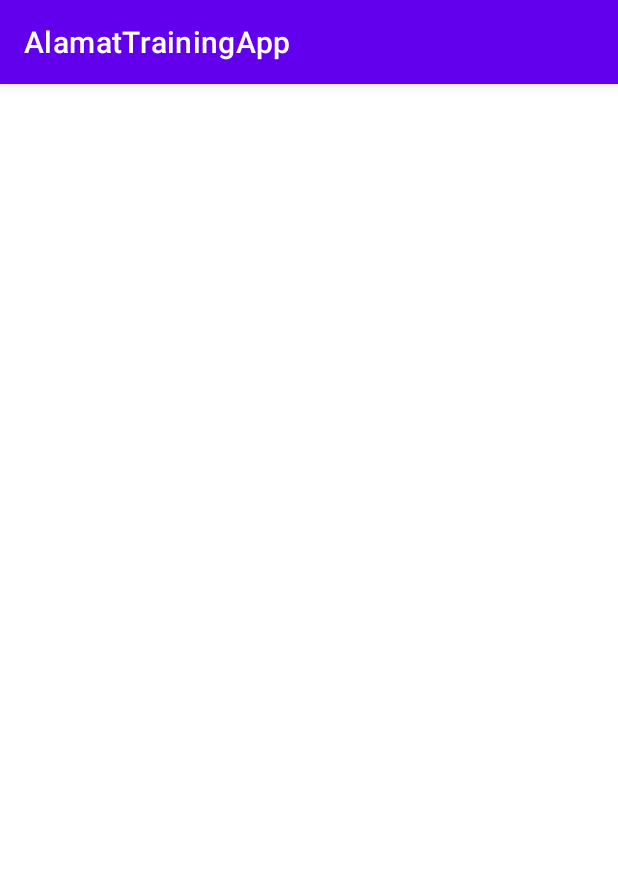
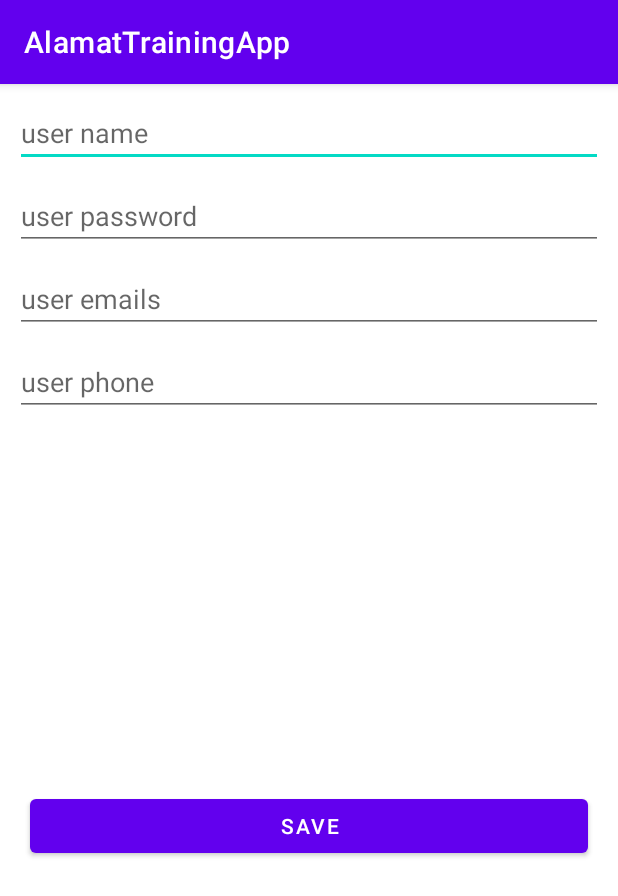
Before and after one commit to mostafa170/introApp, an Android app: the InsertFireBaseActivity screen opened directly, with no data from a screen before it, on a phone screen of 412 x 824 dp. Shown: the top 896 px of the screen. Run offline under Robolectric (Android 15) with nearby library versions, the phone set to English and light mode, and no system bars; our stand-ins replace data binding.

Commit message:
add fireBase

```diff
--- a/app/build.gradle
+++ b/app/build.gradle
@@ -67,9 +67,14 @@ dependencies {
     implementation 'com.squareup.retrofit2:converter-gson:2.7.1'
     implementation 'com.squareup.okhttp3:logging-interceptor:4.4.0'
 
+    implementation platform('com.google.firebase:firebase-bom:28.2.1')
+    implementation 'com.google.firebase:firebase-analytics'
+    implementation 'com.google.firebase:firebase-database:20.0.0'
+    implementation 'com.google.firebase:firebase-core:19.0.0'
 
 
 
 
 
 }
+apply plugin: 'com.google.gms.google-services'
--- a/app/src/main/java/com/alamat/alamattrainingapp/fireBase/InsertFireBaseActivity.java
+++ b/app/src/main/java/com/alamat/alamattrainingapp/fireBase/InsertFireBaseActivity.java
@@ -1,21 +1,62 @@
 package com.alamat.alamattrainingapp.fireBase;
 
+import androidx.annotation.NonNull;
 import androidx.appcompat.app.AppCompatActivity;
 import androidx.databinding.DataBindingUtil;
 
 import android.os.Bundle;
+import android.view.View;
+import android.widget.Toast;
 
 import com.alamat.alamattrainingapp.R;
 import com.alamat.alamattrainingapp.databinding.ActivityInsertFireBaseBinding;
+import com.alamat.alamattrainingapp.fireBase.FireBaseModel.User;
+import com.alamat.alamattrainingapp.fireBase.FireBaseUtils.UsersDao;
+import com.google.android.gms.tasks.OnFailureListener;
+import com.google.android.gms.tasks.OnSuccessListener;
+
+import org.jetbrains.annotations.NotNull;
 
 public class InsertFireBaseActivity extends AppCompatActivity {
 
     ActivityInsertFireBaseBinding binding;
+    User user;
 
     @Override
     protected void onCreate(Bundle savedInstanceState) {
         super.onCreate(savedInstanceState);
         binding = DataBindingUtil.setContentView(this,R.layout.activity_insert_fire_base);
+        binding.btnSave.setOnClickListener(new View.OnClickListener() {
+            @Override
+            public void onClick(View view) {
+                onClickListen();
+            }
+        });
+
 
     }
+    public void onClickListen(){
+        user = new User();
+        user.setUserName(binding.edUserName.getText().toString());
+        user.seteMail(binding.edUserEmail.getText().toString());
+        user.setPassword(binding.edUserPassword.getText().toString());
+        user.setPhone(Integer.parseInt(binding.edUserPhone.getText().toString()));
+        UsersDao.addUser(user,onSuccessListener,onFailureListener);
+
+    }
+
+    OnSuccessListener onSuccessListener = new OnSuccessListener() {
+        @Override
+        public void onSuccess(Object o) {
+            Toast.makeText(InsertFireBaseActivity.this, "user Added Successfully", Toast.LENGTH_SHORT).show();
+            finish();
+        }
+    };
+
+    OnFailureListener onFailureListener = new OnFailureListener() {
+        @Override
+        public void onFailure(@NonNull @NotNull Exception e) {
+            Toast.makeText(InsertFireBaseActivity.this, e.getLocalizedMessage(), Toast.LENGTH_SHORT).show();
+        }
+    };
 }
--- a/app/src/main/res/layout/activity_insert_fire_base.xml
+++ b/app/src/main/res/layout/activity_insert_fire_base.xml
@@ -12,5 +12,60 @@
         android:layout_height="match_parent"
         tools:context=".fireBase.InsertFireBaseActivity">
 
+        <EditText
+            android:id="@+id/ed_userName"
+            android:layout_width="match_parent"
+            android:layout_height="wrap_content"
+            android:hint="user name"
+            android:layout_margin="10dp"
+            app:layout_constraintEnd_toEndOf="parent"
+            app:layout_constraintStart_toStartOf="parent"
+            app:layout_constraintTop_toTopOf="parent" />
+
+        <EditText
+            android:id="@+id/ed_userPassword"
+            android:layout_width="match_parent"
+            android:layout_height="wrap_content"
+            android:hint="user password"
+            android:layout_margin="10dp"
+            android:inputType="textPassword"
+            app:layout_constraintEnd_toEndOf="parent"
+            app:layout_constraintStart_toStartOf="parent"
+            app:layout_constraintTop_toBottomOf="@+id/ed_userName" />
+
+        <EditText
+            android:id="@+id/ed_userEmail"
+            android:layout_width="match_parent"
+            android:layout_height="wrap_content"
+            android:hint="user emails"
+            android:layout_margin="10dp"
+            android:inputType="textEmailAddress"
+            app:layout_constraintEnd_toEndOf="parent"
+            app:layout_constraintStart_toStartOf="parent"
+            app:layout_constraintTop_toBottomOf="@+id/ed_userPassword" />
+
+        <EditText
+            android:id="@+id/ed_userPhone"
+            android:layout_width="match_parent"
+            android:layout_height="wrap_content"
+            android:hint="user phone"
+            android:layout_margin="10dp"
+            android:inputType="phone"
+            app:layout_constraintEnd_toEndOf="parent"
+            app:layout_constraintStart_toStartOf="parent"
+            app:layout_constraintTop_toBottomOf="@+id/ed_userEmail" />
+
+
+        <Button
+            android:id="@+id/btn_save"
+            android:layout_width="match_parent"
+            android:layout_height="wrap_content"
+            android:layout_margin="20dp"
+            android:text="Save"
+            app:layout_constraintBottom_toBottomOf="parent"
+            app:layout_constraintEnd_toEndOf="parent"
+            app:layout_constraintStart_toStartOf="parent"
+            app:layout_constraintTop_toBottomOf="@+id/ed_userPhone" />
+
     </androidx.constraintlayout.widget.ConstraintLayout>
 </layout>
--- a/app/src/main/res/layout/activity_show_fire_base.xml
+++ b/app/src/main/res/layout/activity_show_fire_base.xml
@@ -14,7 +14,7 @@
 
         <include
             android:id="@+id/include"
-            layout="@layout/content_insert_fire_base" />
+            layout="@layout/content_show_fire_base" />
 
         <com.google.android.material.floatingactionbutton.FloatingActionButton
             android:id="@+id/fab"
--- a/app/src/main/res/layout/content_insert_fire_base.xml
+++ b/app/src/main/res/layout/content_show_fire_base.xml
@@ -10,4 +10,5 @@
         android:id="@+id/recyclerView_showData"
         android:layout_width="match_parent"
         android:layout_height="match_parent"/>
+
 </androidx.constraintlayout.widget.ConstraintLayout>
--- a/build.gradle
+++ b/build.gradle
@@ -6,6 +6,7 @@ buildscript {
     }
     dependencies {
         classpath "com.android.tools.build:gradle:4.2.1"
+        classpath 'com.google.gms:google-services:4.3.8'
 
         // NOTE: Do not place your application dependencies here; they belong
         // in the individual module build.gradle files
```
Also changed, not shown: app/src/main/java/com/alamat/alamattrainingapp/fireBase/FireBaseModel/User.java (added, +49 -0 lines), app/src/main/java/com/alamat/alamattrainingapp/fireBase/FireBaseUtils/FireBaseDataBase.java (added, +22 -0 lines), app/src/main/java/com/alamat/alamattrainingapp/fireBase/FireBaseUtils/UsersDao.java (added, +20 -0 lines), app/src/main/java/com/alamat/alamattrainingapp/fireBase/ShowFireBaseActivity.java (+48 -2 lines), app/src/main/java/com/alamat/alamattrainingapp/fireBase/UserFireBaseAdapter.java (added, +67 -0 lines), app/src/main/res/layout/item_user_firebase.xml (added, +110 -0 lines).
